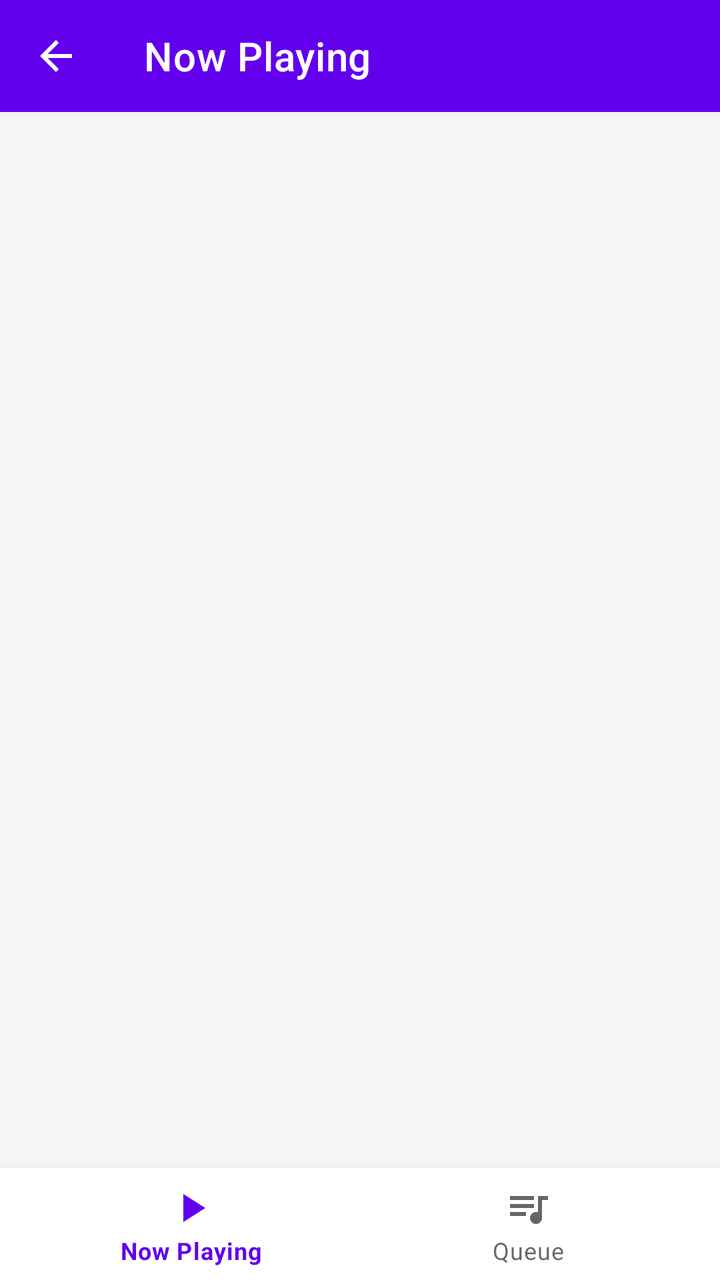
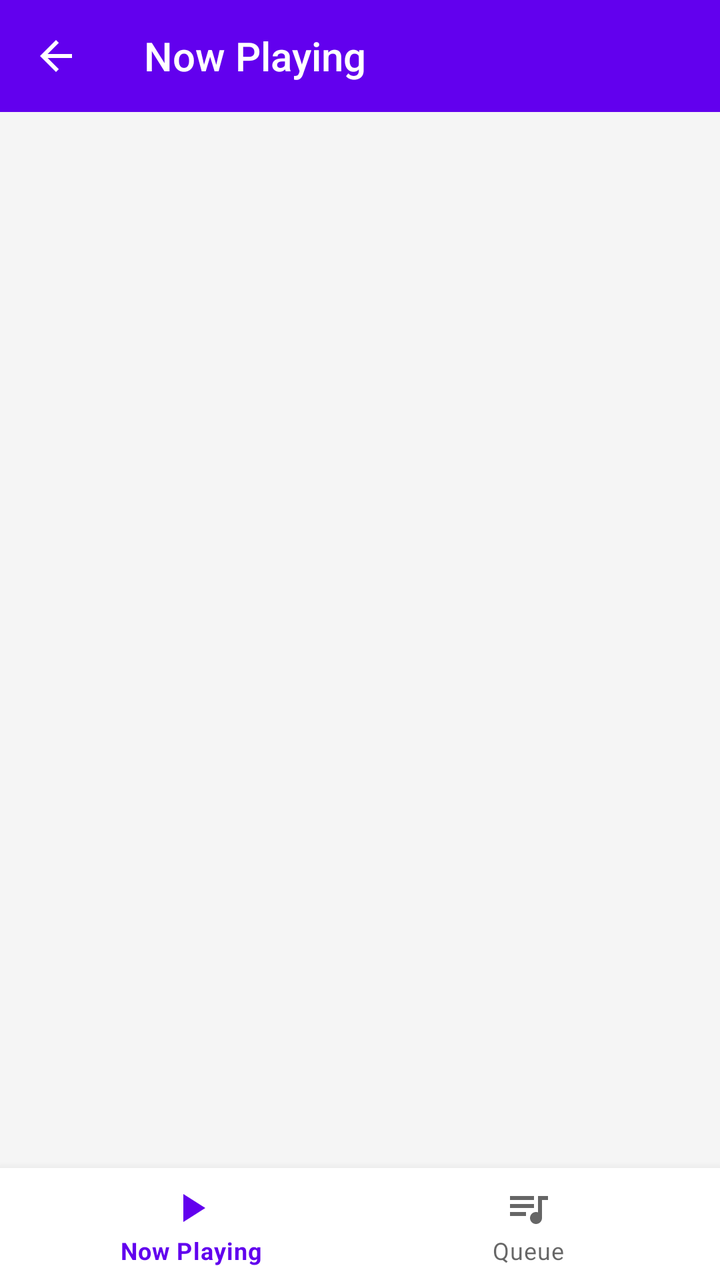

Before-and-after screenshots of an Android layout around one commit, followed by the original layout XML and the change that was made.
<!-- AndroidManifest.xml: application theme Theme.KoelPlayer -->
<!-- res/layout/bottom_sheet.xml -->
<?xml version="1.0" encoding="utf-8"?>
<androidx.coordinatorlayout.widget.CoordinatorLayout xmlns:android="http://schemas.android.com/apk/res/android"
    xmlns:app="http://schemas.android.com/apk/res-auto"
    android:id="@+id/bottomSheetLayout"
    android:layout_width="match_parent"
    android:layout_height="match_parent"
    android:background="?android:windowBackground"
    app:behavior_peekHeight="?attr/actionBarSize"
    app:layout_behavior="@string/bottom_sheet_behavior">

    <RelativeLayout
        android:id="@+id/nowPlayingSheetCollapsed"
        android:layout_width="match_parent"
        android:layout_height="?attr/actionBarSize">

        <ImageView
            android:id="@+id/bottomNowPlayingCover"
            android:layout_width="?attr/actionBarSize"
            android:layout_height="?attr/actionBarSize"
            android:contentDescription="@string/description_album_cover"
            android:scaleType="centerCrop"
            app:srcCompat="@drawable/unknown_album" />

        <LinearLayout
            android:layout_width="wrap_content"
            android:layout_height="?attr/actionBarSize"
            android:layout_marginStart="@dimen/bottom_now_playing_title_margin"
            android:layout_toEndOf="@id/bottomNowPlayingCover"
            android:gravity="center_vertical"
            android:orientation="vertical">

            <TextView
                android:id="@+id/bottomNowPlayingTitle"
                style="@style/TextAppearance.AppCompat.Title"
                android:layout_width="wrap_content"
                android:layout_height="wrap_content"
                android:ellipsize="end"
                android:maxLines="1" />

            <TextView
                android:id="@+id/bottomNowPlayingArtist"
                android:layout_width="wrap_content"
                android:layout_height="wrap_content"
                android:ellipsize="end"
                android:maxLines="1" />
        </LinearLayout>
    </RelativeLayout>

    <LinearLayout
        android:id="@+id/nowPlayingSheetExpanded"
        android:layout_width="match_parent"
        android:layout_height="match_parent"
        android:layout_marginBottom="?attr/actionBarSize"
        android:orientation="vertical">

        <com.google.android.material.appbar.AppBarLayout
            android:id="@+id/nowPlayingAppBar"
            android:layout_width="match_parent"
            android:layout_height="wrap_content"
            android:fitsSystemWindows="true">

            <androidx.appcompat.widget.Toolbar
                android:id="@+id/nowPlayingToolbar"
                android:layout_width="match_parent"
                android:layout_height="?attr/actionBarSize"
                android:background="?attr/colorPrimary"
                android:theme="@style/Theme.KoelPlayer.HomeButtonToolBar"
                app:navigationIcon="@drawable/ic_back"
                app:title="@string/now_playing"
                app:titleTextColor="@android:color/white" />
        </com.google.android.material.appbar.AppBarLayout>

        <LinearLayout
            android:id="@+id/bottomSheetContainer"
            android:layout_width="match_parent"
            android:layout_height="match_parent"
            android:orientation="vertical" />
    </LinearLayout>

    <com.google.android.material.bottomnavigation.BottomNavigationView
        android:id="@+id/bottomSheetBottomNav"
        android:layout_width="match_parent"
        android:layout_height="wrap_content"
        android:layout_gravity="bottom"
        app:menu="@menu/bottom_sheet_menu" />

</androidx.coordinatorlayout.widget.CoordinatorLayout>
<!-- resources referenced by this layout -->
<resources>
  <dimen name="bottom_now_playing_title_margin">8dp</dimen>
  <!-- drawable ic_back (drawable) -->
  <vector xmlns:android="http://schemas.android.com/apk/res/android"
      android:width="24dp"
      android:height="24dp"
      android:tint="@android:color/white"
      android:viewportWidth="24"
      android:viewportHeight="24">
      <path
          android:fillColor="@android:color/white"
          android:pathData="M20,11H7.83l5.59,-5.59L12,4l-8,8 8,8 1.41,-1.41L7.83,13H20v-2z" />
  </vector>
  <!-- drawable unknown_album: png bitmap (drawable, 6396 bytes) -->
  <string name="description_album_cover">アルバムアートワーク</string>
  <string name="now_playing">Now Playing</string>
  <style name="Theme.KoelPlayer.HomeButtonToolBar" parent="Theme.KoelPlayer">
          <item name="colorControlNormal">@color/white</item>
      </style>
  <style name="Theme.KoelPlayer" parent="Theme.MaterialComponents.DayNight.NoActionBar">
          
          <item name="colorPrimary">@color/purple_500</item>
          <item name="colorPrimaryVariant">@color/purple_700</item>
          <item name="colorOnPrimary">@color/white</item>
          
          <item name="colorSecondary">@color/teal_200</item>
          <item name="colorSecondaryVariant">@color/teal_700</item>
          <item name="colorOnSecondary">@color/black</item>
          
          <item name="android:statusBarColor">?attr/colorPrimaryVariant</item>
          
          <item name="android:windowBackground">@color/activity_bg</item>
          <item name="colorControlNormal">@color/black</item>
      </style>
  <color name="white">#FFFFFFFF</color>
  <color name="purple_500">#FF6200EE</color>
  <color name="purple_700">#FF3700B3</color>
  <color name="teal_200">#FF03DAC5</color>
  <color name="teal_700">#FF018786</color>
  <color name="black">#FF000000</color>
  <color name="activity_bg">#FFF5F5F5</color>
</resources>

<!-- the commit's change to res/layout/bottom_sheet.xml (unified diff, before → after) -->
@@ -63,11 +63,8 @@
                 android:id="@+id/nowPlayingToolbar"
                 android:layout_width="match_parent"
                 android:layout_height="?attr/actionBarSize"
-                android:background="?attr/colorPrimary"
-                android:theme="@style/Theme.KoelPlayer.HomeButtonToolBar"
                 app:navigationIcon="@drawable/ic_back"
-                app:title="@string/now_playing"
-                app:titleTextColor="@android:color/white" />
+                app:title="@string/now_playing" />
         </com.google.android.material.appbar.AppBarLayout>
 
         <LinearLayout
<!-- resource entries referenced after the edit -->
@@ -15,9 +15,6 @@
   <!-- drawable unknown_album: png bitmap (drawable, 6396 bytes) -->
   <string name="description_album_cover">アルバムアートワーク</string>
   <string name="now_playing">Now Playing</string>
-  <style name="Theme.KoelPlayer.HomeButtonToolBar" parent="Theme.KoelPlayer">
-          <item name="colorControlNormal">@color/white</item>
-      </style>
   <style name="Theme.KoelPlayer" parent="Theme.MaterialComponents.DayNight.NoActionBar">
           
           <item name="colorPrimary">@color/purple_500</item>
@@ -30,6 +27,8 @@
           
           <item name="android:statusBarColor">?attr/colorPrimaryVariant</item>
           
+          <item name="toolbarStyle">@style/Theme.KoelPlayer.Toolbar</item>
+          
           <item name="android:windowBackground">@color/activity_bg</item>
           <item name="colorControlNormal">@color/black</item>
       </style>
@@ -39,6 +38,11 @@
   <color name="teal_200">#FF03DAC5</color>
   <color name="teal_700">#FF018786</color>
   <color name="black">#FF000000</color>
+  <style name="Theme.KoelPlayer.Toolbar" parent="Widget.AppCompat.Toolbar">
+          <item name="titleTextColor">@color/white</item>
+          <item name="subtitleTextColor">@color/white</item>
+          <item name="android:background">?attr/colorPrimary</item>
+      </style>
   <color name="activity_bg">#FFF5F5F5</color>
 </resources>
 
